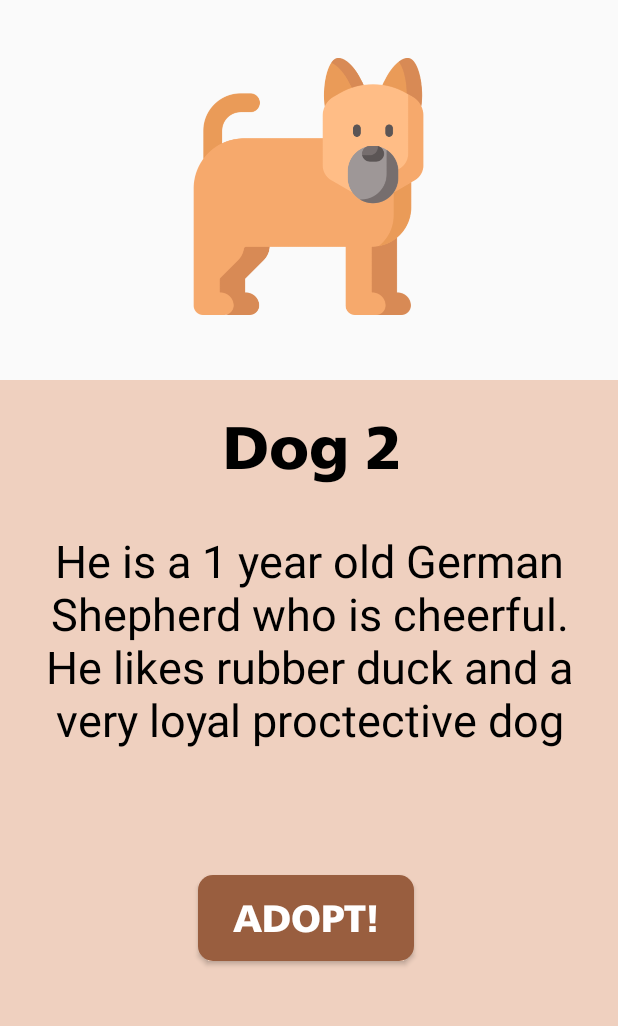
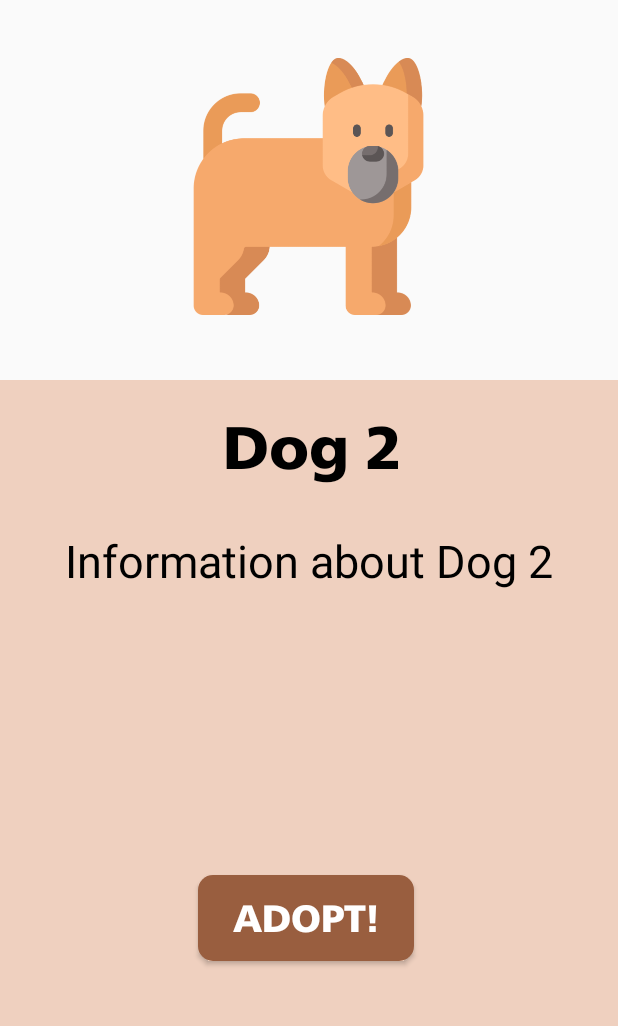
Before and after one commit to rcbcalanoc/MetroVet, an Android app: the ViewDogsFragment screen opened directly, with no data from a screen before it, after a tap on "Dog 2", on a phone screen of 412 x 824 dp, the part 122-1148 px from its top. Run offline under Robolectric (Android 15) with nearby library versions, the phone set to English and light mode, and no system bars.

Commit message:
Dog information display algorithm improved

```diff
--- a/app/src/main/java/com/example/metrovet_frontend/DogInformationFragment.java
+++ b/app/src/main/java/com/example/metrovet_frontend/DogInformationFragment.java
@@ -12,17 +12,20 @@ import androidx.annotation.Nullable;
 import androidx.fragment.app.Fragment;
 
 public class DogInformationFragment extends Fragment {
-    // Constant for argument key
+
+    // Constants for argument keys
     public static final String ARG_DOG_NAME = "dogName";
+    public static final String ARG_DOG_INFORMATION = "dogInformation";
 
     public DogInformationFragment() {
         // Required empty public constructor
     }
 
-    public static DogInformationFragment newInstance(String dogName) {
+    public static DogInformationFragment newInstance(String dogName, String dogInformation) {
         DogInformationFragment fragment = new DogInformationFragment();
         Bundle args = new Bundle();
         args.putString(ARG_DOG_NAME, dogName);
+        args.putString(ARG_DOG_INFORMATION, dogInformation);
         fragment.setArguments(args);
         return fragment;
     }
@@ -37,14 +40,15 @@ public class DogInformationFragment extends Fragment {
     public void onViewCreated(@NonNull View view, @Nullable Bundle savedInstanceState) {
         super.onViewCreated(view, savedInstanceState);
 
-        // Access the dog name from arguments
+        // Access the dog name and information from arguments
         String dogName = getArguments().getString(ARG_DOG_NAME);
+        String dogInformation = getArguments().getString(ARG_DOG_INFORMATION);
 
         // Update the UI with dog information
-        // You can access views and set data here
         TextView dogInfoHeader = view.findViewById(R.id.dog_info_header);
+        TextView dogInfoText = view.findViewById(R.id.dog_info_text);
+
         dogInfoHeader.setText(dogName);
-
-        // Update other views accordingly
+        dogInfoText.setText(dogInformation);
     }
 }
--- a/app/src/main/java/com/example/metrovet_frontend/DogsAdapter.java
+++ b/app/src/main/java/com/example/metrovet_frontend/DogsAdapter.java
@@ -13,10 +13,10 @@ import java.util.List;
 
 public class DogsAdapter extends RecyclerView.Adapter<DogsAdapter.DogViewHolder> {
 
-    private List<String> dogsList;
+    private List<Dog> dogsList;
     private OnItemClickListener onItemClickListener;
 
-    public DogsAdapter(List<String> dogsList) {
+    public DogsAdapter(List<Dog> dogsList) {
         this.dogsList = dogsList;
     }
 
@@ -33,15 +33,15 @@ public class DogsAdapter extends RecyclerView.Adapter<DogsAdapter.DogViewHolder>
 
     @Override
     public void onBindViewHolder(@NonNull DogViewHolder holder, int position) {
-        String dogName = dogsList.get(position);
-        holder.bind(dogName);
+        Dog dog = dogsList.get(position);
+        holder.bind(dog);
 
         // Set click listener for the item
         holder.itemView.setOnClickListener(new View.OnClickListener() {
             @Override
             public void onClick(View v) {
                 if (onItemClickListener != null) {
-                    onItemClickListener.onItemClick(dogName);
+                    onItemClickListener.onItemClick(dog);
                 }
             }
         });
@@ -61,13 +61,13 @@ public class DogsAdapter extends RecyclerView.Adapter<DogsAdapter.DogViewHolder>
             dogNameTextView = itemView.findViewById(R.id.item_dog_name);
         }
 
-        public void bind(String dogName) {
-            dogNameTextView.setText(dogName);
+        public void bind(Dog dog) {
+            dogNameTextView.setText(dog.getName());
         }
     }
 
     // Interface for item click listener
     public interface OnItemClickListener {
-        void onItemClick(String dogName);
+        void onItemClick(Dog dog);
     }
 }
--- a/app/src/main/java/com/example/metrovet_frontend/ViewDogsFragment.java
+++ b/app/src/main/java/com/example/metrovet_frontend/ViewDogsFragment.java
@@ -15,15 +15,14 @@ import androidx.recyclerview.widget.RecyclerView;
 import java.util.ArrayList;
 import java.util.List;
 
-// Existing imports...
-
 public class ViewDogsFragment extends Fragment {
 
     private RecyclerView recyclerView;
     private DogsAdapter adapter;
 
-    // Define a constant for the argument key
+    // Define constants for the argument keys
     public static final String ARG_DOG_NAME = "dogName";
+    public static final String ARG_DOG_INFORMATION = "dogInformation";
 
     public ViewDogsFragment() {
         // Required empty public constructor
@@ -45,9 +44,9 @@ public class ViewDogsFragment extends Fragment {
         // Set item click listener
         adapter.setOnItemClickListener(new DogsAdapter.OnItemClickListener() {
             @Override
-            public void onItemClick(String dogName) {
+            public void onItemClick(Dog dog) {
                 // Handle item click, navigate to dog information, etc.
-                showDogInformation(dogName);
+                showDogInformation(dog);
             }
         });
 
@@ -55,30 +54,23 @@ public class ViewDogsFragment extends Fragment {
         recyclerView.setLayoutManager(new LinearLayoutManager(requireContext()));
     }
 
-    private List<String> getDogsList() {
-        // Create a list of dog items
-        List<String> dogsList = new ArrayList<>();
-        dogsList.add("Dog 1");
-        dogsList.add("Dog 2");
+    private List<Dog> getDogsList() {
+        // Create a list of dog items with information
+        List<Dog> dogsList = new ArrayList<>();
+        dogsList.add(new Dog("Dog 1", "Information about Dog 1"));
+        dogsList.add(new Dog("Dog 2", "Information about Dog 2"));
         // Add more dog items as needed
         return dogsList;
     }
 
-    private void showDogInformation(String dogName) {
+    private void showDogInformation(Dog dog) {
         // Create a new fragment instance for dog information
-        DogInformationFragment dogInformationFragment = new DogInformationFragment();
-
-        // Create arguments bundle
-        Bundle args = new Bundle();
-        args.putString(ARG_DOG_NAME, dogName);
-
-        // Set arguments to the fragment
-        dogInformationFragment.setArguments(args);
+        DogInformationFragment dogInformationFragment = DogInformationFragment.newInstance(dog.getName(), dog.getInformation());
 
         // Navigate to the dog information fragment
         getParentFragmentManager().beginTransaction()
                 .replace(R.id.fragmentContainer, dogInformationFragment)
-                .addToBackStack(null)  // Optional: Add to back stack for back navigation
+                .addToBackStack(null)
                 .commit();
     }
 }
--- a/app/src/main/res/layout/dog_information.xml
+++ b/app/src/main/res/layout/dog_information.xml
@@ -31,7 +31,6 @@
         android:layout_marginStart="4dp"
         android:layout_marginTop="8dp"
         android:fontFamily="@font/neue_frutiger_world_black"
-        android:text="Milo"
         android:textAlignment="center"
         android:textColor="@color/black"
         android:textSize="40dp"
@@ -45,7 +44,6 @@
         android:layout_marginStart="30dp"
         android:layout_marginEnd="30dp"
         android:layout_marginTop="20dp"
-        android:text="He is a 1 year old German Shepherd who is cheerful. He likes rubber duck and a very loyal proctective dog"
         android:textAlignment="center"
         android:textColor="@color/black"
         android:textSize="30dp"
```
